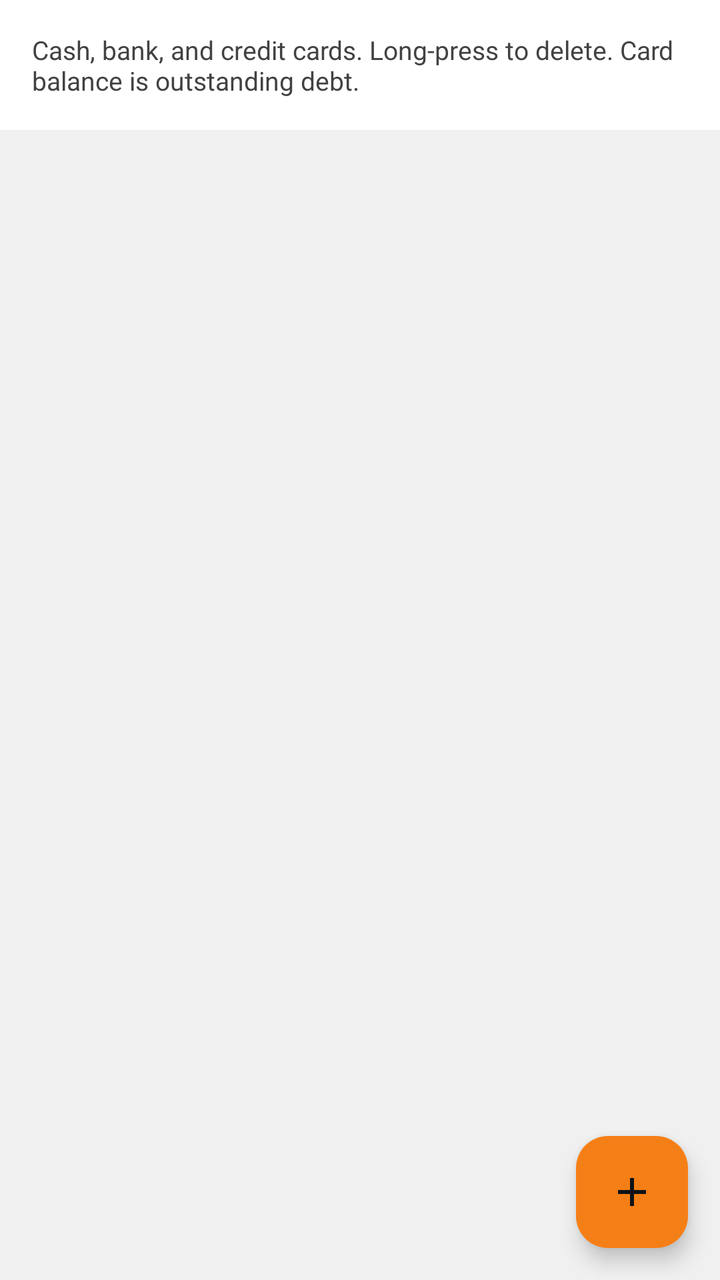
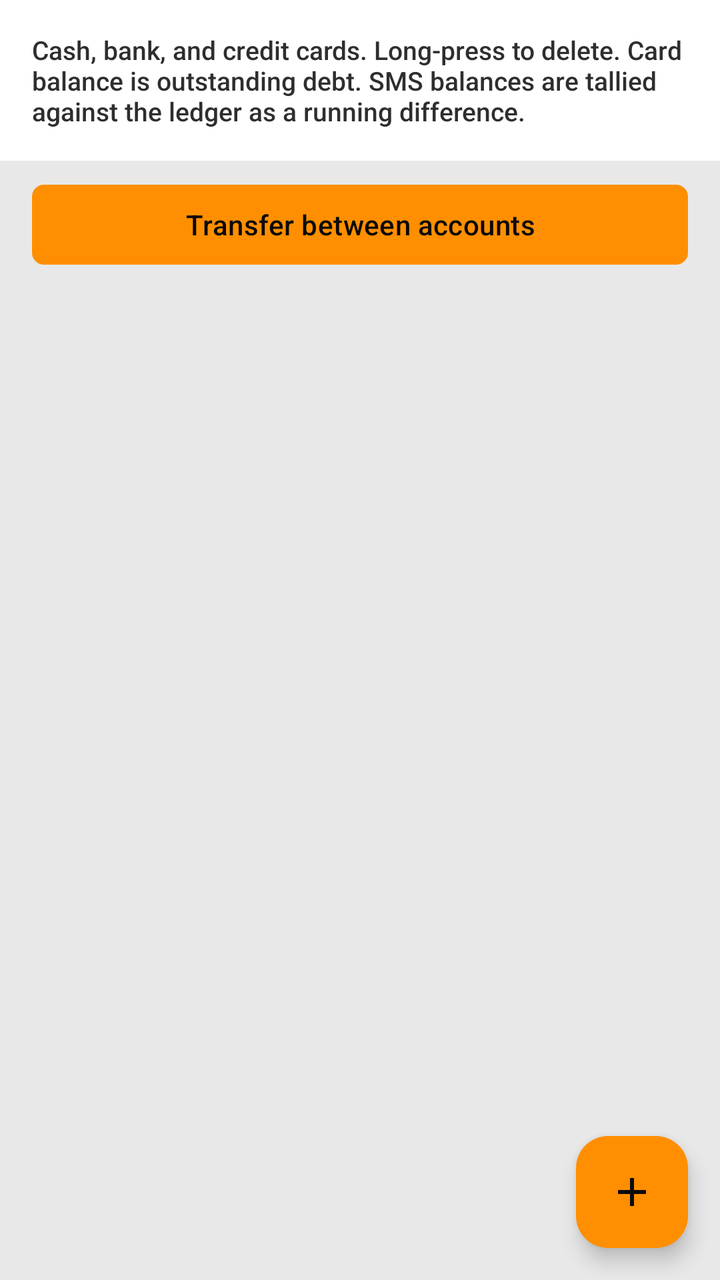

Two renders of the same Android screen: before a commit and after it. Below are the layout's source before the change and the commit's diff.
<!-- AndroidManifest.xml: application theme Theme.MoneyManager -->
<!-- res/layout/fragment_accounts.xml -->
<?xml version="1.0" encoding="utf-8"?>
<LinearLayout xmlns:android="http://schemas.android.com/apk/res/android"
    xmlns:app="http://schemas.android.com/apk/res-auto"
    android:layout_width="match_parent"
    android:layout_height="match_parent"
    android:orientation="vertical"
    android:background="@color/background_gray">

    <TextView
        android:layout_width="match_parent"
        android:layout_height="wrap_content"
        android:padding="16dp"
        android:text="@string/accounts_hint"
        android:textColor="@color/text_secondary"
        android:textSize="13sp"
        android:background="@color/surface_white" />

    <androidx.recyclerview.widget.RecyclerView
        android:id="@+id/rv_accounts"
        android:layout_width="match_parent"
        android:layout_height="0dp"
        android:layout_weight="1"
        android:padding="8dp" />

    <com.google.android.material.floatingactionbutton.FloatingActionButton
        android:id="@+id/fab_add_account"
        android:layout_width="wrap_content"
        android:layout_height="wrap_content"
        android:layout_gravity="end"
        android:layout_margin="16dp"
        android:src="@drawable/ic_add"
        android:contentDescription="@string/add_account"
        app:backgroundTint="@color/primary_yellow_dark"
        app:tint="@color/button_on_yellow" />
</LinearLayout>
<!-- resources referenced by this layout -->
<resources>
  <color name="background_gray">#F0F0F0</color>
  <color name="button_on_yellow">#121212</color>
  <color name="primary_yellow_dark">#F57F17</color>
  <color name="surface_white">#FFFFFF</color>
  <color name="text_secondary">#424242</color>
  <!-- drawable ic_add (drawable) -->
  <vector xmlns:android="http://schemas.android.com/apk/res/android"
      android:width="24dp"
      android:height="24dp"
      android:viewportWidth="24"
      android:viewportHeight="24"
      android:tint="?attr/colorControlNormal">
    <path
        android:fillColor="@android:color/white"
        android:pathData="M19,13h-6v6h-2v-6H5v-2h6V5h2v6h6v2z"/>
  </vector>
  <string name="accounts_hint">Cash, bank, and credit cards. Long-press to delete. Card balance is outstanding debt.</string>
  <string name="add_account">Add account</string>
  <style name="Theme.MoneyManager" parent="Base.Theme.MoneyManager" />
  <style name="Base.Theme.MoneyManager" parent="Theme.Material3.DayNight.NoActionBar">
          <item name="colorPrimary">@color/primary_yellow</item>
          <item name="colorPrimaryVariant">@color/primary_yellow_dark</item>
          <item name="colorOnPrimary">@color/text_primary</item>
          <item name="colorSecondary">@color/accent_blue</item>
          <item name="colorSecondaryVariant">@color/teal_700</item>
          <item name="colorOnSecondary">@color/white</item>
          <item name="android:statusBarColor">@color/primary_yellow_dark</item>
          <item name="android:navigationBarColor">@color/background_gray</item>
          <item name="android:windowBackground">@color/background_gray</item>
          <item name="colorSurface">@color/surface_white</item>
          <item name="colorOnSurface">@color/text_primary</item>
          <item name="android:textColorPrimary">@color/text_primary</item>
          <item name="android:textColorSecondary">@color/text_secondary</item>
      </style>
  <color name="primary_yellow">#F9A825</color>
  <color name="text_primary">#121212</color>
  <color name="accent_blue">#0D47A1</color>
  <color name="teal_700">#00695C</color>
  <color name="white">#FFFFFFFF</color>
</resources>

<!-- the commit's change to res/layout/fragment_accounts.xml (unified diff, before → after) -->
@@ -14,6 +14,28 @@
         android:textColor="@color/text_secondary"
         android:textSize="13sp"
         android:background="@color/surface_white" />
+
+    <TextView
+        android:id="@+id/tv_accounts_runway"
+        android:layout_width="match_parent"
+        android:layout_height="wrap_content"
+        android:paddingHorizontal="16dp"
+        android:paddingBottom="12dp"
+        android:textColor="@color/text_primary"
+        android:textSize="14sp"
+        android:textStyle="bold"
+        android:background="@color/surface_white"
+        android:visibility="gone" />
+
+    <com.google.android.material.button.MaterialButton
+        android:id="@+id/btn_transfer"
+        android:layout_width="match_parent"
+        android:layout_height="wrap_content"
+        android:layout_marginHorizontal="16dp"
+        android:layout_marginTop="8dp"
+        android:text="@string/transfer_between_accounts"
+        android:textColor="@color/button_on_yellow"
+        app:backgroundTint="@color/primary_yellow_dark" />
 
     <androidx.recyclerview.widget.RecyclerView
         android:id="@+id/rv_accounts"
<!-- resource entries referenced after the edit -->
@@ -1,10 +1,10 @@
 <!-- resources referenced by this layout -->
 <resources>
-  <color name="background_gray">#F0F0F0</color>
-  <color name="button_on_yellow">#121212</color>
-  <color name="primary_yellow_dark">#F57F17</color>
+  <color name="background_gray">#E8E8E8</color>
+  <color name="button_on_yellow">#0A0A0A</color>
+  <color name="primary_yellow_dark">#FF8F00</color>
   <color name="surface_white">#FFFFFF</color>
-  <color name="text_secondary">#424242</color>
+  <color name="text_secondary">#2E2E2E</color>
   <!-- drawable ic_add (drawable) -->
   <vector xmlns:android="http://schemas.android.com/apk/res/android"
       android:width="24dp"
@@ -16,8 +16,9 @@
         android:fillColor="@android:color/white"
         android:pathData="M19,13h-6v6h-2v-6H5v-2h6V5h2v6h6v2z"/>
   </vector>
-  <string name="accounts_hint">Cash, bank, and credit cards. Long-press to delete. Card balance is outstanding debt.</string>
+  <string name="accounts_hint">Cash, bank, and credit cards. Long-press to delete. Card balance is outstanding debt. SMS balances are tallied against the ledger as a running difference.</string>
   <string name="add_account">Add account</string>
+  <string name="transfer_between_accounts">Transfer between accounts</string>
   <style name="Theme.MoneyManager" parent="Base.Theme.MoneyManager" />
   <style name="Base.Theme.MoneyManager" parent="Theme.Material3.DayNight.NoActionBar">
           <item name="colorPrimary">@color/primary_yellow</item>
@@ -33,11 +34,27 @@
           <item name="colorOnSurface">@color/text_primary</item>
           <item name="android:textColorPrimary">@color/text_primary</item>
           <item name="android:textColorSecondary">@color/text_secondary</item>
+          <item name="android:textColorHint">@color/text_secondary</item>
+          <item name="android:fontFamily">sans-serif-medium</item>
+          <item name="materialButtonStyle">@style/Widget.Jaruri.Button</item>
+          <item name="borderlessButtonStyle">@style/Widget.Jaruri.Button.Text</item>
+          <item name="dividerHorizontal">@color/hairline</item>
+          <item name="dividerVertical">@color/hairline</item>
       </style>
-  <color name="primary_yellow">#F9A825</color>
-  <color name="text_primary">#121212</color>
-  <color name="accent_blue">#0D47A1</color>
+  <color name="primary_yellow">#FFB300</color>
+  <color name="text_primary">#0A0A0A</color>
+  <color name="accent_blue">#0B3D91</color>
   <color name="teal_700">#00695C</color>
   <color name="white">#FFFFFFFF</color>
+  <style name="Widget.Jaruri.Button" parent="Widget.Material3.Button">
+          <item name="android:textAllCaps">false</item>
+          <item name="android:letterSpacing">0.01</item>
+          <item name="cornerRadius">6dp</item>
+      </style>
+  <style name="Widget.Jaruri.Button.Text" parent="Widget.Material3.Button.TextButton">
+          <item name="android:textAllCaps">false</item>
+          <item name="android:letterSpacing">0.01</item>
+      </style>
+  <color name="hairline">#757575</color>
 </resources>
 
